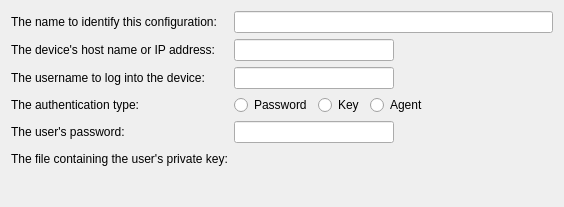
Old version of the form src/plugins/remotelinux/genericlinuxdeviceconfigurationwizardsetuppage.ui in the repository qt-creator/qt-creator.
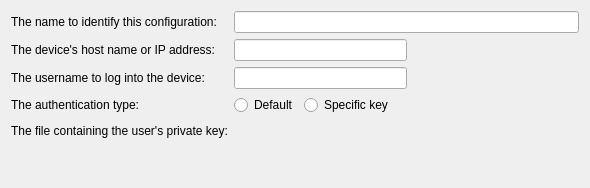
New version of the form. Custom widgets are drawn as their Qt base class.

Diff of the .ui file:
```diff
--- a/src/plugins/remotelinux/genericlinuxdeviceconfigurationwizardsetuppage.ui
+++ b/src/plugins/remotelinux/genericlinuxdeviceconfigurationwizardsetuppage.ui
@@ -6,8 +6,8 @@
    <rect>
     <x>0</x>
     <y>0</y>
-    <width>564</width>
-    <height>207</height>
+    <width>590</width>
+    <height>188</height>
    </rect>
   </property>
   <property name="windowTitle">
@@ -94,21 +94,14 @@
      <item>
       <widget class="QRadioButton" name="passwordButton">
        <property name="text">
-        <string>Password</string>
+        <string>Default</string>
        </property>
       </widget>
      </item>
      <item>
       <widget class="QRadioButton" name="keyButton">
        <property name="text">
-        <string>Key</string>
-       </property>
-      </widget>
-     </item>
-     <item>
-      <widget class="QRadioButton" name="agentButton">
-       <property name="text">
-        <string>Agent</string>
+        <string>Specific key</string>
        </property>
       </widget>
      </item>
@@ -128,44 +121,13 @@
     </layout>
    </item>
    <item row="4" column="0">
-    <widget class="QLabel" name="label_2">
-     <property name="text">
-      <string>The user's password:</string>
-     </property>
-    </widget>
-   </item>
-   <item row="4" column="1">
-    <layout class="QHBoxLayout" name="horizontalLayout_5">
-     <item>
-      <widget class="QLineEdit" name="passwordLineEdit">
-       <property name="echoMode">
-        <enum>QLineEdit::Password</enum>
-       </property>
-      </widget>
-     </item>
-     <item>
-      <spacer name="horizontalSpacer_4">
-       <property name="orientation">
-        <enum>Qt::Horizontal</enum>
-       </property>
-       <property name="sizeHint" stdset="0">
-        <size>
-         <width>40</width>
-         <height>20</height>
-        </size>
-       </property>
-      </spacer>
-     </item>
-    </layout>
-   </item>
-   <item row="5" column="0">
     <widget class="QLabel" name="label_3">
      <property name="text">
       <string>The file containing the user's private key:</string>
      </property>
     </widget>
    </item>
-   <item row="5" column="1">
+   <item row="4" column="1">
     <layout class="QHBoxLayout" name="horizontalLayout_6">
      <item>
       <widget class="Utils::PathChooser" name="privateKeyPathChooser" native="true"/>
```
Left out of the diff: 2 changed lines with no effect on the pictures.
